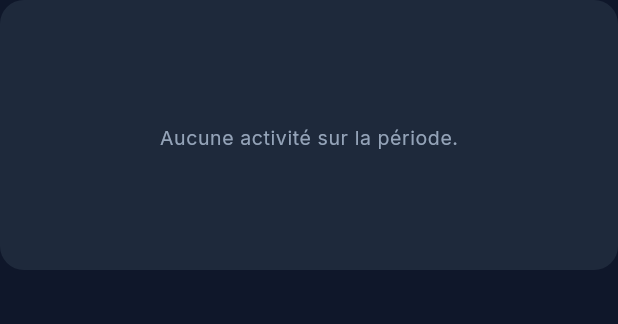
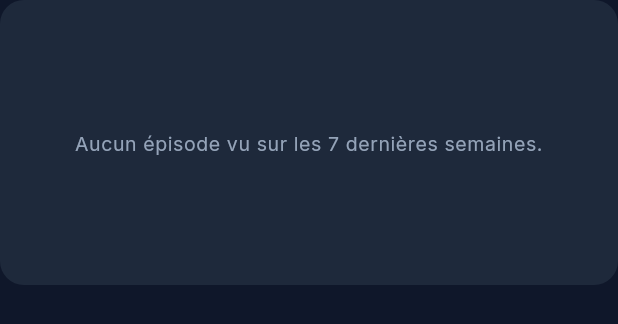
Before and after one commit to celianbed/SyncWatchApp, a Flutter app: the _GraphiqueBarres widget shown alone on an empty page, opened directly with empty values, on a phone screen of 412 x 824 dp. Shown: the top 324 px of the screen. Run offline on Flutter 3.47's test engine with Material 3 defaults, Android fonts, the phone set to English and light mode, and no system bars; our stand-ins replace cached_network_image, flutter_secure_storage, google_fonts; accounts and stored records are empty; network calls fail.

Commit message:
modif stats

```diff
--- a/lib/ecrans/ecran_stats.dart
+++ b/lib/ecrans/ecran_stats.dart
@@ -6,6 +6,16 @@ import '../api/client_api.dart';
 import '../modeles/modeles.dart';
 import '../theme.dart';
 import '../util/format.dart';
+
+/// « 3 ép. · 1 film · 2h10 » — détail d'une semaine (parties à zéro masquées).
+String _detailVisionnages(PeriodeStats p) {
+  final parts = [
+    if (p.episodesVus > 0) '${p.episodesVus} ép.',
+    if (p.filmsVus > 0) '${p.filmsVus} film${p.filmsVus > 1 ? "s" : ""}',
+  ];
+  final compte = parts.isEmpty ? '0' : parts.join(' · ');
+  return '$compte · ${formatDuree(p.minutes)}';
+}
 
 class EcranStats extends StatefulWidget {
   const EcranStats({super.key});
@@ -70,6 +80,7 @@ class _EcranStatsState extends State<EcranStats> {
             orElse: () => PeriodeStats.depuisJson({
               'periode': semaine.toIso8601String(),
               'episodes_vus': 0,
+              'films_vus': 0,
               'minutes': 0,
             }),
           );
@@ -118,8 +129,11 @@ class _EcranStatsState extends State<EcranStats> {
                   ],
                 ),
                 const SizedBox(height: 28),
-                Text('Activité — 7 dernières semaines',
+                Text('Visionnages par semaine',
                     style: typo.titleMedium),
+                const SizedBox(height: 2),
+                Text('Épisodes + films, sur les 7 dernières semaines',
+                    style: typo.bodySmall),
                 const SizedBox(height: 14),
                 _GraphiqueBarres(semaines: semaines),
                 const SizedBox(height: 28),
@@ -129,7 +143,7 @@ class _EcranStatsState extends State<EcranStats> {
                   Card(
                       child: Padding(
                           padding: const EdgeInsets.all(24),
-                          child: Text('Aucun épisode vu pour l’instant.',
+                          child: Text('Aucun visionnage pour l’instant.',
                               style: typo.bodySmall,
                               textAlign: TextAlign.center)))
                 else
@@ -145,7 +159,7 @@ class _EcranStatsState extends State<EcranStats> {
                                 style: typo.bodyMedium),
                             const Spacer(),
                             Text(
-                                '${periode.episodesVus} ép. · ${formatDuree(periode.minutes)}',
+                                _detailVisionnages(periode),
                                 style: typo.bodySmall?.copyWith(
                                     color: CouleursSW.accent,
                                     fontWeight: FontWeight.w600)),
@@ -197,16 +211,19 @@ class _GraphiqueBarres extends StatelessWidget {
 
   @override
   Widget build(BuildContext context) {
-    final maxi = semaines.fold<int>(0,
-        (acc, p) => p.episodesVus > acc ? p.episodesVus : acc);
+    final typo = Theme.of(context).textTheme;
+    final maxi = semaines.fold<int>(
+        0, (acc, p) => p.visionnages > acc ? p.visionnages : acc);
     return Card(
       child: Container(
-        height: 180,
-        padding: const EdgeInsets.fromLTRB(18, 18, 18, 14),
+        // hauteur interne = 190 - 14 - 12 = 164 ; colonne max :
+        // nombre 16 + 4 + barre (8+108) + 6 + label 16 = 158 < 164 → pas d'overflow
+        height: 190,
+        padding: const EdgeInsets.fromLTRB(16, 14, 16, 12),
         child: maxi == 0
             ? Center(
-                child: Text('Aucune activité sur la période.',
-                    style: Theme.of(context).textTheme.bodySmall))
+                child: Text('Aucun épisode vu sur les 7 dernières semaines.',
+                    style: typo.bodySmall, textAlign: TextAlign.center))
             : Row(
                 crossAxisAlignment: CrossAxisAlignment.end,
                 mainAxisAlignment: MainAxisAlignment.spaceBetween,
@@ -215,21 +232,30 @@ class _GraphiqueBarres extends StatelessWidget {
                     Column(
                       mainAxisAlignment: MainAxisAlignment.end,
                       children: [
+                        // nombre de visionnages de la semaine : repère de hauteur
+                        Text('${periode.visionnages}',
+                            style: typo.labelSmall?.copyWith(
+                                fontWeight: FontWeight.w600,
+                                color: periode.visionnages == maxi
+                                    ? CouleursSW.accentSecondaire
+                                    : CouleursSW.texteSecondaire)),
+                        const SizedBox(height: 4),
                         AnimatedContainer(
                           duration: const Duration(milliseconds: 300),
                           width: 26,
-                          height: 8 + 120 * (periode.episodesVus / maxi),
+                          height: 8 + 108 * (periode.visionnages / maxi),
                           decoration: BoxDecoration(
-                            // la meilleure semaine ressort en cyan, cf. maquette
-                            color: periode.episodesVus == maxi
+                            // la meilleure semaine ressort en cyan
+                            color: periode.visionnages == maxi
                                 ? CouleursSW.accentSecondaire
                                 : CouleursSW.accent,
                             borderRadius: BorderRadius.circular(8),
                           ),
                         ),
-                        const SizedBox(height: 8),
-                        Text('${periode.periode.day}',
-                            style: Theme.of(context).textTheme.labelSmall),
+                        const SizedBox(height: 6),
+                        // lundi de la semaine, jour/mois (le mois lève la confusion)
+                        Text('${periode.periode.day}/${periode.periode.month}',
+                            style: typo.labelSmall),
                       ],
                     ),
                 ],
--- a/lib/modeles/modeles.dart
+++ b/lib/modeles/modeles.dart
@@ -270,12 +270,17 @@ class StatsGlobales {
 class PeriodeStats {
   final DateTime periode;
   final int episodesVus;
-  final int minutes;
+  final int filmsVus;
+  final int minutes; // épisodes + films confondus
 
   PeriodeStats.depuisJson(Map<String, dynamic> json)
       : periode = DateTime.parse(json['periode'] as String),
         episodesVus = json['episodes_vus'] as int,
+        filmsVus = json['films_vus'] as int,
         minutes = json['minutes'] as int;
+
+  /// Total de visionnages de la semaine (un épisode et un film comptent chacun 1).
+  int get visionnages => episodesVus + filmsVus;
 }
 
 class NotificationPublique {
```
